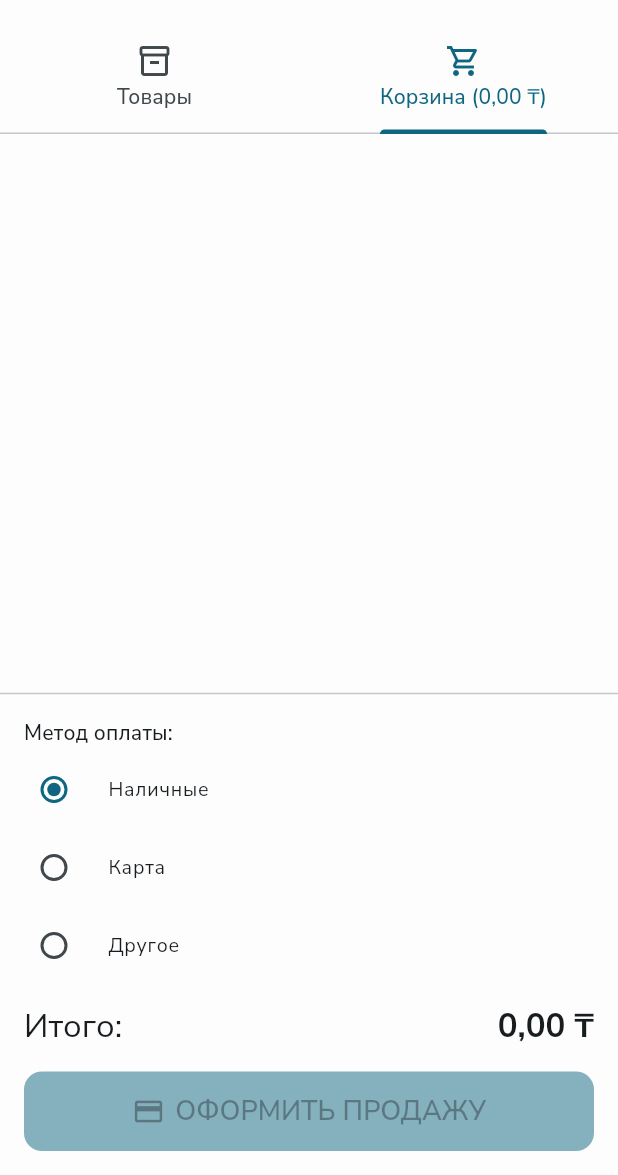
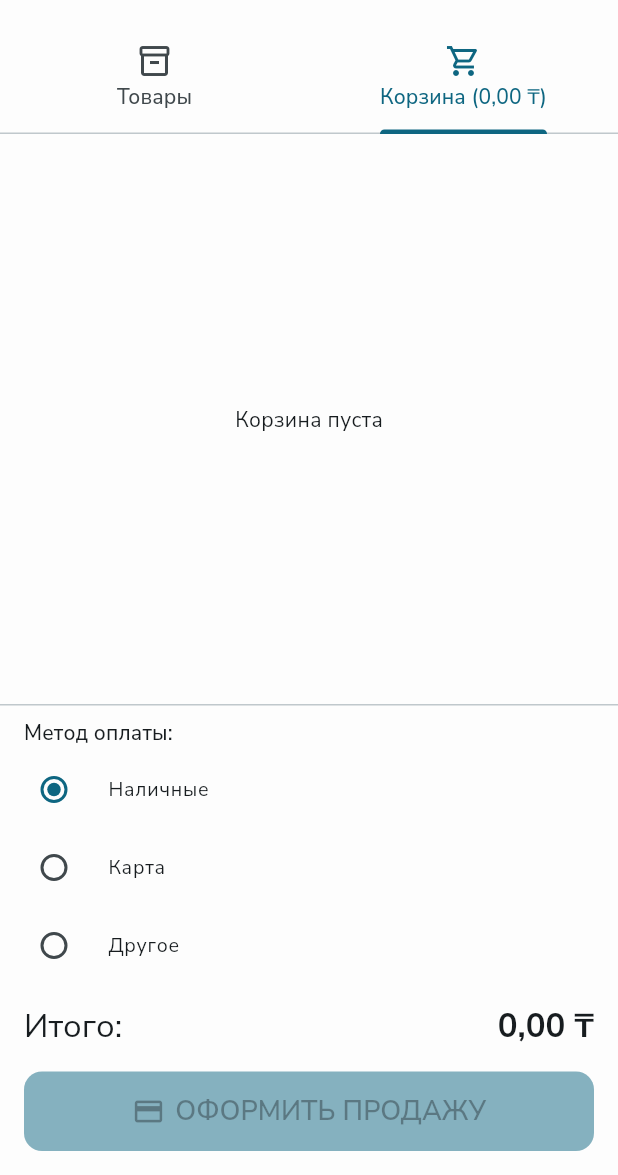
Before and after one commit to makkenzo/flutter_pos, a Flutter app: the PosScreen screen opened directly, tab 2 chosen, on a phone screen of 412 x 824 dp, the part 61-1236 px from its top. Run offline on Flutter 3.47's test engine with Material 3 defaults, Android fonts, the phone set to English and light mode, and no system bars; our stand-ins replace flutter_riverpod, flutter_secure_storage, flutter_staggered_animations, google_fonts, pdf, printing and 1 more; missing offline and left inert: mobile_scanner; accounts and stored records are empty.

Commit message:
Improves cart item display with animations.
Enhances the user experience by adding staggered fade-in and slide-in animations to cart items when they are displayed.
This makes the cart loading feel more dynamic and visually appealing.
Also, uses a constant for the empty cart message.

```diff
--- a/lib/screens/pos/pos_screen.dart
+++ b/lib/screens/pos/pos_screen.dart
@@ -15,6 +15,7 @@ import 'package:flutter_pos/utils/constants/sizes.dart';
 import 'package:flutter_pos/widgets/barcode_scanner_dialog.dart';
 import 'package:flutter_riverpod/flutter_riverpod.dart';
 import 'package:flutter_pos/utils/helpers/error_formatter.dart';
+import 'package:flutter_staggered_animations/flutter_staggered_animations.dart';
 import 'package:intl/intl.dart';
 import 'package:flutter_pos/screens/products/product_list_screen.dart' show Debouncer;
 
@@ -548,18 +549,29 @@ class _CartViewWidgetState extends ConsumerState<_CartViewWidget> {
         Expanded(
           child:
               items.isEmpty
-                  ? const Center(/* ... */)
-                  : ListView.builder(
-                    padding: const EdgeInsets.only(top: 8),
-                    itemCount: items.length,
-                    itemBuilder: (context, index) {
-                      final item = items[index];
+                  ? const Center(child: Text('Корзина пуста'))
+                  : AnimationLimiter(
+                    child: ListView.builder(
+                      padding: const EdgeInsets.only(top: TSizes.xs),
+                      itemCount: items.length,
+                      itemBuilder: (context, index) {
+                        final item = items[index];
 
-                      return _buildCartItemTile(context, ref, item, widget.currencyFormat);
-                    },
+                        return AnimationConfiguration.staggeredList(
+                          position: index,
+                          duration: const Duration(milliseconds: 250),
+                          child: SlideAnimation(
+                            verticalOffset: 30.0,
+                            child: FadeInAnimation(
+                              child: _buildCartItemTile(context, ref, item, widget.currencyFormat),
+                            ),
+                          ),
+                        );
+                      },
+                    ),
                   ),
         ),
-        const Divider(),
+        const Divider(height: 1),
 
         Padding(
           padding: const EdgeInsets.fromLTRB(TSizes.md, TSizes.sm, TSizes.md, TSizes.md),
```
